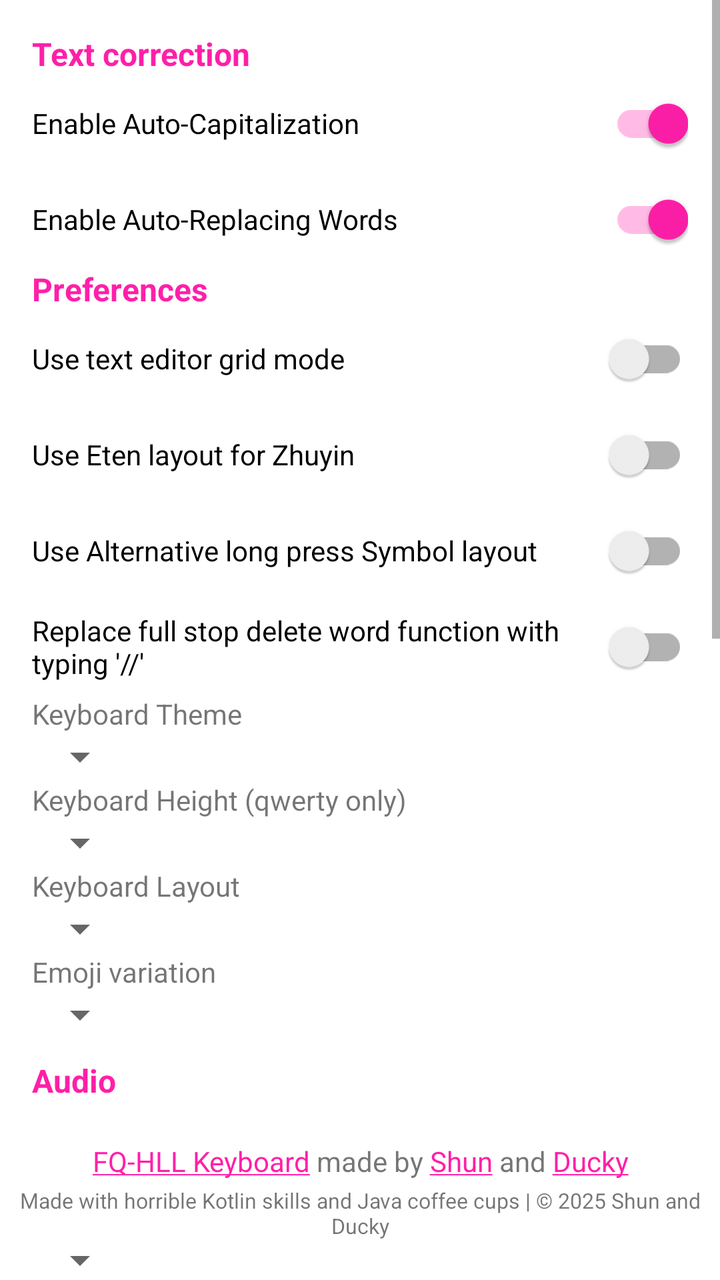
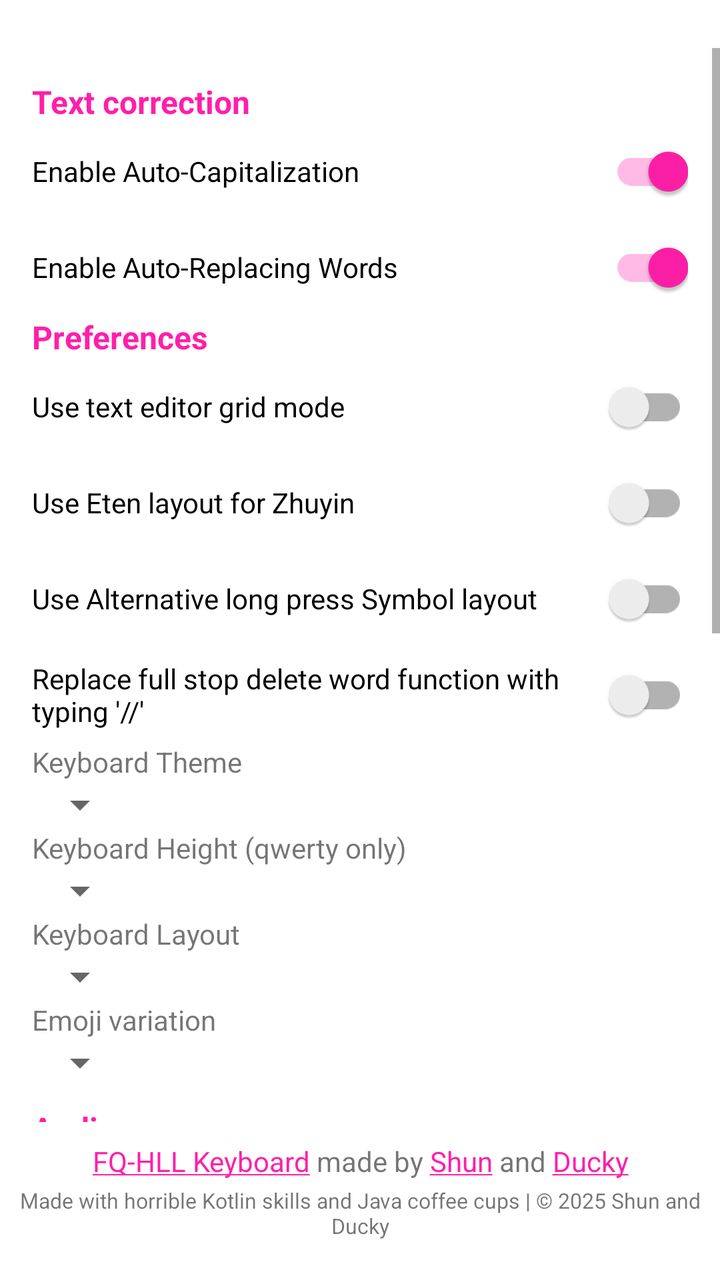

The first picture is an Android layout as it rendered before a commit; the second is the same layout after the commit. The layout source and the unified diff follow.
<!-- AndroidManifest.xml: application theme Theme.FQHLLKeyboard -->
<!-- res/layout/activity_main.xml -->
<?xml version="1.0" encoding="utf-8"?>
<androidx.constraintlayout.widget.ConstraintLayout
    xmlns:android="http://schemas.android.com/apk/res/android"
    xmlns:app="http://schemas.android.com/apk/res-auto"
    xmlns:tools="http://schemas.android.com/tools"
    android:layout_width="match_parent"
    android:layout_height="match_parent"
    tools:context=".MainActivity">

    <ScrollView
        android:layout_width="0dp"
        android:layout_height="0dp"
        android:orientation="vertical"
        app:layout_constraintBottom_toBottomOf="parent"
        app:layout_constraintEnd_toEndOf="parent"
        app:layout_constraintHorizontal_bias="0.0"
        app:layout_constraintStart_toStartOf="parent"
        app:layout_constraintTop_toTopOf="parent"
        app:layout_constraintBottom_toTopOf="@id/repoLink"
        app:layout_constraintVertical_bias="0.0"
        android:layout_marginBottom="10dp"
        tools:context=".MainActivity">

        <LinearLayout
            android:id="@+id/linear_layout_root"
            android:layout_width="match_parent"
            android:layout_height="wrap_content"
            android:orientation="vertical"
            android:padding="16dp"
            app:layout_constraintBottom_toBottomOf="parent"
            app:layout_constraintEnd_toEndOf="parent"
            app:layout_constraintHorizontal_bias="0.0"
            app:layout_constraintStart_toStartOf="parent"
            app:layout_constraintTop_toTopOf="parent"
            app:layout_constraintVertical_bias="0.0"
            tools:context=".MainActivity">

            <TextView
                android:layout_width="wrap_content"
                android:layout_height="wrap_content"
                android:text="@string/text_correction"
                android:textColor="@color/custom_fqhll_banner_pink"
                android:textSize="16sp"
                android:textStyle="bold" />

            <androidx.appcompat.widget.SwitchCompat
                android:id="@+id/capsToggle"
                android:layout_width="match_parent"
                android:layout_height="wrap_content"
                android:checked="true"
                android:text="@string/enable_auto_caps" />

            <androidx.appcompat.widget.SwitchCompat
                android:id="@+id/autocorToggle"
                android:layout_width="match_parent"
                android:layout_height="wrap_content"
                android:checked="true"
                android:text="@string/enable_autocor" />

            <TextView
                android:layout_width="wrap_content"
                android:layout_height="wrap_content"
                android:text="@string/preferences"
                android:textColor="@color/custom_fqhll_banner_pink"
                android:textSize="16sp"
                android:textStyle="bold" />

            <androidx.appcompat.widget.SwitchCompat
                android:id="@+id/gridToggle"
                android:layout_width="match_parent"
                android:layout_height="wrap_content"
                android:checked="false"
                android:text="@string/enable_editor_grid" />

            <androidx.appcompat.widget.SwitchCompat
                android:id="@+id/etenToggle"
                android:layout_width="match_parent"
                android:layout_height="wrap_content"
                android:checked="false"
                android:text="@string/use_eten_layout" />

            <androidx.appcompat.widget.SwitchCompat
                android:id="@+id/altSymbolToggle"
                android:layout_width="match_parent"
                android:layout_height="wrap_content"
                android:checked="false"
                android:text="@string/use_alt_symbol_layout" />

            <androidx.appcompat.widget.SwitchCompat
                android:id="@+id/fullStopCommentToggle"
                android:layout_width="match_parent"
                android:layout_height="wrap_content"
                android:checked="false"
                android:text="Replace full stop delete word function with typing '//'"/>

            <TextView
                android:layout_width="wrap_content"
                android:layout_height="wrap_content"
                android:text="@string/theme_switcher" />

            <Spinner
                android:id="@+id/color_options"
                android:layout_width="wrap_content"
                android:layout_height="wrap_content"
                android:spinnerMode="dialog" />

            <TextView
                android:layout_width="wrap_content"
                android:layout_height="wrap_content"
                android:text="@string/height_switcher" />

            <Spinner
                android:id="@+id/height_options"
                android:layout_width="wrap_content"
                android:layout_height="wrap_content"
                android:spinnerMode="dropdown" />

            <TextView
                android:layout_width="wrap_content"
                android:layout_height="wrap_content"
                android:text="@string/layout_switcher" />

            <Spinner
                android:id="@+id/layout_options"
                android:layout_width="wrap_content"
                android:layout_height="wrap_content"
                android:spinnerMode="dropdown" />

            <TextView
                android:layout_width="wrap_content"
                android:layout_height="wrap_content"
                android:text="@string/emoji_switcher" />

            <Spinner
                android:id="@+id/emoji_options"
                android:layout_width="wrap_content"
                android:layout_height="wrap_content"
                android:spinnerMode="dropdown"
                android:layout_marginBottom="10dp"/>

            <TextView
                android:layout_width="wrap_content"
                android:layout_height="wrap_content"
                android:text="@string/audio"
                android:textColor="@color/custom_fqhll_banner_pink"
                android:textSize="16sp"
                android:textStyle="bold" />

            <androidx.appcompat.widget.SwitchCompat
                android:id="@+id/keySoundToggle"
                android:layout_width="match_parent"
                android:layout_height="wrap_content"
                android:checked="true"
                android:text="@string/enable_sound" />

            <TextView
                android:layout_width="wrap_content"
                android:layout_height="wrap_content"
                android:text="@string/sound_switcher" />

            <Spinner
                android:id="@+id/key_sound_options"
                android:layout_width="wrap_content"
                android:layout_height="wrap_content"
                android:layout_marginBottom="10dp"/>

            <TextView
                android:layout_width="wrap_content"
                android:layout_height="wrap_content"
                android:text="@string/edit_dictionary"
                android:textColor="@color/custom_fqhll_banner_pink"
                android:textSize="16sp"
                android:textStyle="bold" />

            <EditText
                android:id="@+id/edit_dict_input"
                android:layout_width="match_parent"
                android:layout_height="wrap_content"
                android:ems="10"
                android:hint="@string/edit_dict_word"
                android:inputType="text" />

            <LinearLayout
                android:layout_width="match_parent"
                android:layout_height="wrap_content"
                android:orientation="horizontal"
                android:weightSum="2">

                <Button
                    android:id="@+id/add_dict_btn"
                    android:layout_width="0dp"
                    android:layout_weight="1"
                    android:layout_height="wrap_content"
                    android:layout_marginEnd="3sp"
                    android:text="@string/add_to_dictionary" />

                <Button
                    android:id="@+id/remove_dict_btn"
                    android:layout_weight="1"
                    android:layout_width="0dp"
                    android:layout_height="wrap_content"
                    android:layout_marginBottom="20dp"
                    android:text="@string/remove_from_dictionary" />

            </LinearLayout>


            <Button
                android:id="@+id/get_dict_btn"
                android:layout_width="match_parent"
                android:layout_height="wrap_content"
                android:text="Export dictionary to file" />

            <TextView
                android:layout_width="wrap_content"
                android:layout_height="wrap_content"
                android:text="@string/set_keyboard_to_fqhll"
                android:textSize="14sp" />

            <Button
                android:id="@+id/open_settings_btn"
                android:layout_width="match_parent"
                android:layout_height="wrap_content"
                android:text="@string/open_keyboard_settings" />

            <Button
                android:id="@+id/set_keyboard_btn"
                android:layout_width="match_parent"
                android:layout_height="wrap_content"
                android:text="@string/set_system_keyboard" />

        </LinearLayout>
    </ScrollView>

    <TextView
        android:id="@+id/repoLink"
        android:layout_width="match_parent"
        android:layout_height="wrap_content"
        android:layout_marginBottom="3dp"
        android:gravity="bottom|center"
        android:text="@string/repo_link"
        app:layout_constraintBottom_toTopOf="@id/copyrightNotice"
        app:layout_constraintEnd_toEndOf="parent"
        app:layout_constraintStart_toStartOf="parent" />

    <TextView
        android:id="@+id/copyrightNotice"
        android:layout_width="match_parent"
        android:layout_height="wrap_content"
        android:layout_marginBottom="20dp"
        android:gravity="bottom|center"
        android:text="@string/copyright_notice"
        android:textSize="10.5sp"
        app:layout_constraintBottom_toBottomOf="parent"
        app:layout_constraintEnd_toEndOf="parent"
        app:layout_constraintStart_toStartOf="parent" />

</androidx.constraintlayout.widget.ConstraintLayout>
<!-- resources referenced by this layout -->
<resources>
  <color name="custom_fqhll_banner_pink">#ff1fa9</color>
  <string name="add_to_dictionary">Add word to dictionary</string>
  <string name="audio">Audio</string>
  <string name="copyright_notice">Made with horrible Kotlin skills and Java coffee cups | © 2025 Shun and Ducky</string>
  <string name="edit_dict_word">word to add/remove</string>
  <string name="edit_dictionary">Dictionary</string>
  <string name="emoji_switcher">Emoji variation</string>
  <string name="enable_auto_caps">Enable Auto-Capitalization</string>
  <string name="enable_autocor">Enable Auto-Replacing Words</string>
  <string name="enable_editor_grid">Use text editor grid mode</string>
  <string name="enable_sound">Sound on key press</string>
  <string name="height_switcher">Keyboard Height (qwerty only)</string>
  <string name="layout_switcher">Keyboard Layout</string>
  <string name="open_keyboard_settings">Open keyboard settings</string>
  <string name="preferences">Preferences</string>
  <string name="remove_from_dictionary">Remove word from dictionary</string>
  <string name="repo_link"><a href="https://github.com/shun4midx/FQ-HLL-Keyboard">FQ-HLL Keyboard</a> made by <a href="https://github.com/shun4midx">Shun</a> and <a href="https://github.com/ducky4life">Ducky</a></string>
  <string name="set_keyboard_to_fqhll">Set Keyboard to FQ-HLL Keyboard</string>
  <string name="set_system_keyboard">Set system keyboard</string>
  <string name="sound_switcher">Sound effect on key press</string>
  <string name="text_correction">Text correction</string>
  <string name="theme_switcher">Keyboard Theme</string>
  <string name="use_alt_symbol_layout">Use Alternative long press Symbol layout</string>
  <string name="use_eten_layout">Use Eten layout for Zhuyin</string>
  <style name="Theme.FQHLLKeyboard" parent="Theme.MaterialComponents.DayNight.DarkActionBar">
          
          <item name="colorPrimary">@color/custom_fqhll_logo_blue</item>
          <item name="colorPrimaryVariant">@color/custom_fqhll_banner_blue</item>
          <item name="colorOnPrimary">@color/custom_fqhll_logo_purple</item>
          
          <item name="colorSecondary">@color/custom_fqhll_banner_pink</item>
          <item name="colorSecondaryVariant">@color/custom_fqhll_banner_pink</item>
          <item name="colorOnSecondary">@color/black</item>
          
          <item name="android:statusBarColor">?attr/colorPrimaryVariant</item>
  
          <item name="android:actionBarStyle">@style/FQHLL.ActionBar</item>
          <item name="actionBarStyle">@style/FQHLL.ActionBar</item>
      </style>
  <color name="custom_fqhll_logo_blue">#0025cc</color>
  <color name="custom_fqhll_banner_blue">#0b259b</color>
  <color name="custom_fqhll_logo_purple">#bc3fde</color>
  <color name="black">#FF000000</color>
  <style name="FQHLL.ActionBar" parent="Widget.AppCompat.ActionBar">
          <item name="background">@color/custom_fqhll_banner_blue</item>
          <item name="titleTextStyle">@style/FQHLL.ActionBar.TitleText</item>
      </style>
  <style name="FQHLL.ActionBar.TitleText" parent="TextAppearance.AppCompat.Widget.ActionBar.Title">
          <item name="android:textColor">@color/custom_fqhll_logo_purple</item>
      </style>
</resources>

<!-- the commit's change to res/layout/activity_main.xml (unified diff, before → after) -->
@@ -5,20 +5,21 @@
     xmlns:tools="http://schemas.android.com/tools"
     android:layout_width="match_parent"
     android:layout_height="match_parent"
+    android:fitsSystemWindows="true"
     tools:context=".MainActivity">
 
     <ScrollView
         android:layout_width="0dp"
         android:layout_height="0dp"
         android:orientation="vertical"
-        app:layout_constraintBottom_toBottomOf="parent"
+        android:fitsSystemWindows="true"
+        android:clipToPadding="false"
+        app:layout_constraintTop_toTopOf="parent"
+        app:layout_constraintStart_toStartOf="parent"
         app:layout_constraintEnd_toEndOf="parent"
-        app:layout_constraintHorizontal_bias="0.0"
-        app:layout_constraintStart_toStartOf="parent"
-        app:layout_constraintTop_toTopOf="parent"
         app:layout_constraintBottom_toTopOf="@id/repoLink"
-        app:layout_constraintVertical_bias="0.0"
         android:layout_marginBottom="10dp"
+        android:layout_marginTop="24dp"
         tools:context=".MainActivity">
 
         <LinearLayout
